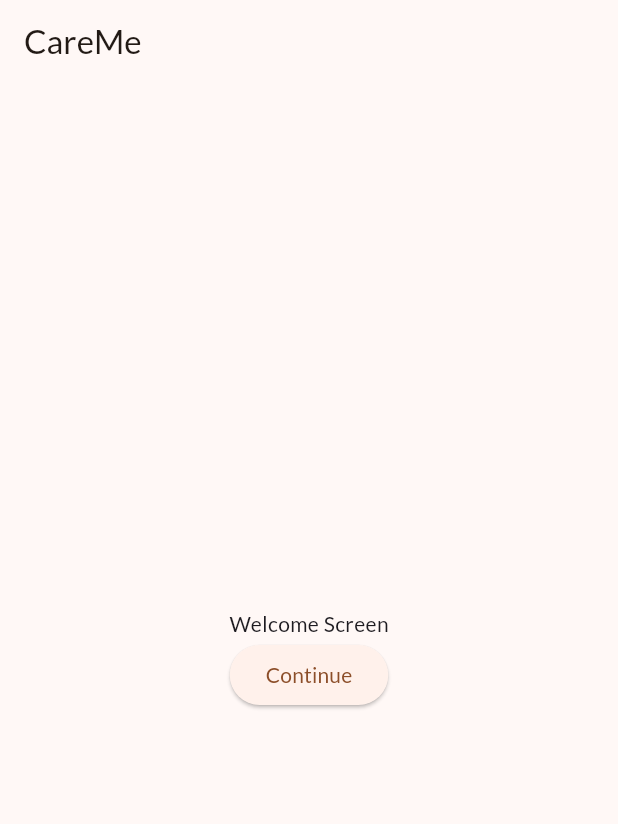
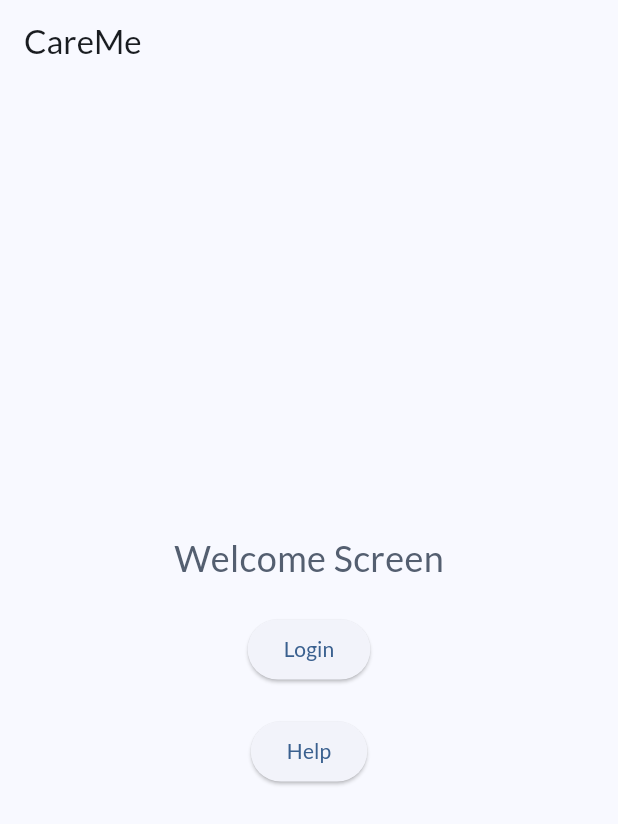
Before and after one commit to Navindu-Ashen/CareMe-Group-L, a Flutter app: the screen it shows after launch, on a phone screen of 412 x 824 dp. Shown: the top 824 px of the screen. Run offline on Flutter 3.47's test engine with Material 3 defaults, Android fonts, the phone set to English and light mode, and no system bars; our stand-ins replace google_fonts.

Commit message:
screen stack

```diff
--- a/project/lib/main.dart
+++ b/project/lib/main.dart
@@ -7,7 +7,7 @@ final theme = ThemeData(
   useMaterial3: true,
   colorScheme: ColorScheme.fromSeed(
     brightness: Brightness.light,
-    seedColor: const Color.fromARGB(255, 131, 57, 0),
+    seedColor: const Color.fromARGB(255, 66, 89, 120),
   ),
   textTheme: GoogleFonts.latoTextTheme(),
 );
--- a/project/lib/screens/welcome_screen.dart
+++ b/project/lib/screens/welcome_screen.dart
@@ -1,7 +1,24 @@
 import 'package:flutter/material.dart';
+import 'package:project/screens/help_screen.dart';
+import 'package:project/screens/login_screen.dart';
 
 class WelcomeScreen extends StatelessWidget {
   const WelcomeScreen({super.key});
+
+  void _changeScreenLogin(BuildContext context) {
+    Navigator.of(context).push(
+      MaterialPageRoute(
+        builder: (context) => LoginScreen(),
+      ),
+    );
+  }
+  void _changeScreenHelp(BuildContext context) {
+    Navigator.of(context).push(
+      MaterialPageRoute(
+        builder: (context) => HelpScreen(),
+      ),
+    );
+  }
 
   @override
   Widget build(BuildContext context) {
@@ -13,8 +30,31 @@ class WelcomeScreen extends StatelessWidget {
         child: Column(
           mainAxisAlignment: MainAxisAlignment.center,
           children: [
-            const Text("Welcome Screen"),
-            ElevatedButton(onPressed: (){}, child: const Text("Continue"))
+            Text(
+              "Welcome Screen",
+              style: TextStyle(
+                fontSize: 24,
+                color: Theme.of(context).colorScheme.secondary,
+              ),
+            ),
+            const SizedBox(
+              height: 20,
+            ),
+            ElevatedButton(
+              onPressed: () {
+                _changeScreenLogin(context);
+              },
+              child: const Text("Login"),
+            ),
+            const SizedBox(
+              height: 20,
+            ),
+            ElevatedButton(
+              onPressed: () {
+                _changeScreenHelp(context);
+              },
+              child: const Text("Help"),
+            ),
           ],
         ),
       ),
```
Also changed, not shown: project/lib/screens/help_screen.dart (+28 -0 lines), project/lib/screens/home_screen.dart (+40 -0 lines), project/lib/screens/login_screen.dart (+46 -0 lines).
